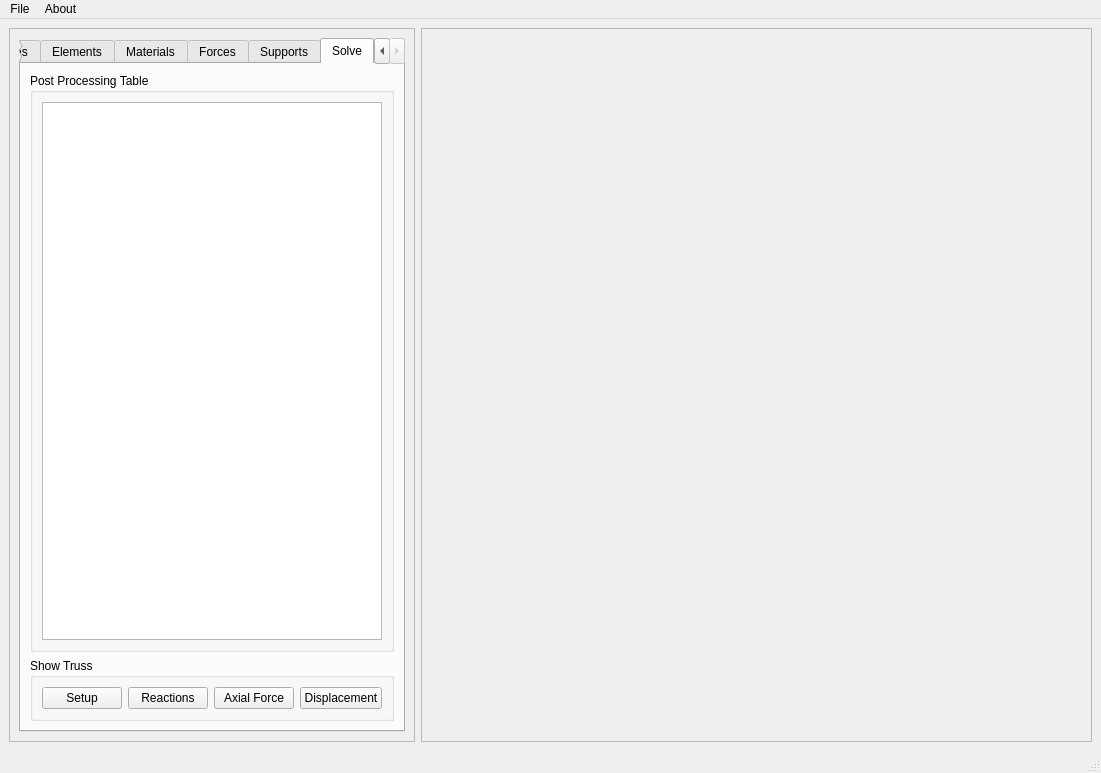
This is GUI.ui in mjamezquidilla/pysead as Qt 5 draws it before an edit. The edited form follows.
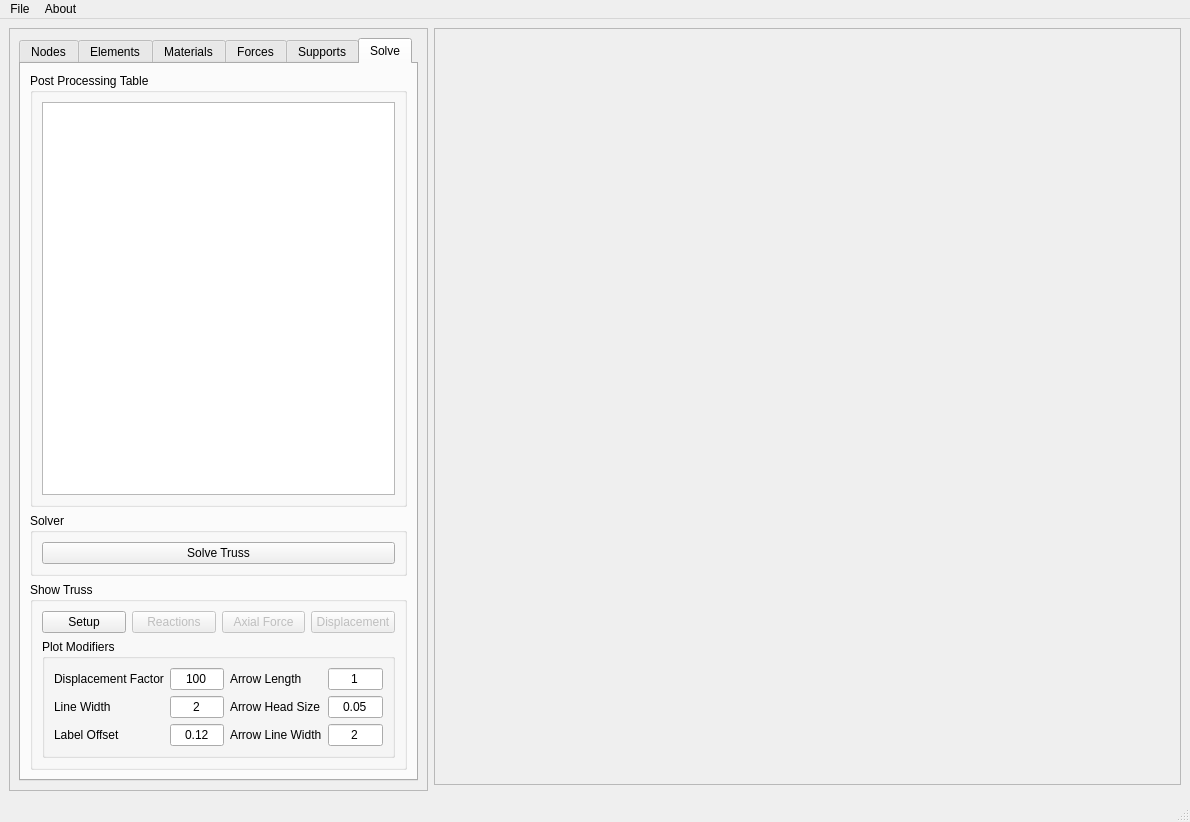
This is the edited form.

```diff
--- a/GUI.ui
+++ b/GUI.ui
@@ -6,8 +6,8 @@
    <rect>
     <x>0</x>
     <y>0</y>
-    <width>1101</width>
-    <height>773</height>
+    <width>1190</width>
+    <height>822</height>
    </rect>
   </property>
   <property name="windowTitle">
@@ -17,7 +17,7 @@
    <enum>QTabWidget::Rounded</enum>
   </property>
   <widget class="QWidget" name="centralwidget">
-   <layout class="QHBoxLayout" name="horizontalLayout" stretch="1,2">
+   <layout class="QHBoxLayout" name="horizontalLayout" stretch="1,0">
     <property name="sizeConstraint">
      <enum>QLayout::SetDefaultConstraint</enum>
     </property>
@@ -894,7 +894,7 @@
           </attribute>
           <layout class="QHBoxLayout" name="horizontalLayout_14">
            <item>
-            <layout class="QVBoxLayout" name="verticalLayout_10" stretch="2,0">
+            <layout class="QVBoxLayout" name="verticalLayout_10" stretch="10,1,0">
              <item>
               <widget class="QGroupBox" name="groupBox_12">
                <property name="title">
@@ -905,6 +905,28 @@
                  <widget class="QTableWidget" name="Post_Processing_Table">
                   <property name="alternatingRowColors">
                    <bool>true</bool>
+                  </property>
+                  <property name="selectionBehavior">
+                   <enum>QAbstractItemView::SelectRows</enum>
+                  </property>
+                  <property name="sortingEnabled">
+                   <bool>true</bool>
+                  </property>
+                 </widget>
+                </item>
+               </layout>
+              </widget>
+             </item>
+             <item>
+              <widget class="QGroupBox" name="groupBox_11">
+               <property name="title">
+                <string>Solver</string>
+               </property>
+               <layout class="QVBoxLayout" name="verticalLayout_12">
+                <item>
+                 <widget class="QPushButton" name="Solve_Truss_Button">
+                  <property name="text">
+                   <string>Solve Truss</string>
                   </property>
                  </widget>
                 </item>
@@ -934,6 +956,9 @@
                   </item>
                   <item>
                    <widget class="QPushButton" name="Reactions_Button">
+                    <property name="enabled">
+                     <bool>false</bool>
+                    </property>
                     <property name="sizePolicy">
                      <sizepolicy hsizetype="Expanding" vsizetype="Expanding">
                       <horstretch>0</horstretch>
@@ -947,6 +972,9 @@
                   </item>
                   <item>
                    <widget class="QPushButton" name="Axial_Force_Button">
+                    <property name="enabled">
+                     <bool>false</bool>
+                    </property>
                     <property name="sizePolicy">
                      <sizepolicy hsizetype="Expanding" vsizetype="Expanding">
                       <horstretch>0</horstretch>
@@ -960,6 +988,9 @@
                   </item>
                   <item>
                    <widget class="QPushButton" name="Displacement_Button">
+                    <property name="enabled">
+                     <bool>false</bool>
+                    </property>
                     <property name="sizePolicy">
                      <sizepolicy hsizetype="Expanding" vsizetype="Expanding">
                       <horstretch>0</horstretch>
@@ -973,6 +1004,121 @@
                   </item>
                  </layout>
                 </item>
+                <item>
+                 <widget class="QGroupBox" name="groupBox_14">
+                  <property name="title">
+                   <string>Plot Modifiers</string>
+                  </property>
+                  <layout class="QHBoxLayout" name="horizontalLayout_17">
+                   <item>
+                    <layout class="QGridLayout" name="gridLayout_2">
+                     <item row="0" column="0">
+                      <widget class="QLabel" name="label">
+                       <property name="text">
+                        <string>Displacement Factor</string>
+                       </property>
+                      </widget>
+                     </item>
+                     <item row="2" column="0">
+                      <widget class="QLabel" name="label_4">
+                       <property name="text">
+                        <string>Label Offset</string>
+                       </property>
+                      </widget>
+                     </item>
+                     <item row="0" column="2">
+                      <widget class="QLabel" name="label_2">
+                       <property name="text">
+                        <string>Arrow Length</string>
+                       </property>
+                      </widget>
+                     </item>
+                     <item row="0" column="1">
+                      <widget class="QLineEdit" name="Displacement_Factor_LEdit">
+                       <property name="text">
+                        <string>100</string>
+                       </property>
+                       <property name="alignment">
+                        <set>Qt::AlignCenter</set>
+                       </property>
+                      </widget>
+                     </item>
+                     <item row="1" column="2">
+                      <widget class="QLabel" name="label_5">
+                       <property name="text">
+                        <string>Arrow Head Size</string>
+                       </property>
+                      </widget>
+                     </item>
+                     <item row="1" column="1">
+                      <widget class="QLineEdit" name="Line_Width_LEdit">
+                       <property name="text">
+                        <string>2</string>
+                       </property>
+                       <property name="alignment">
+                        <set>Qt::AlignCenter</set>
+                       </property>
+                      </widget>
+                     </item>
+                     <item row="2" column="1">
+                      <widget class="QLineEdit" name="Label_Offset_LEdit">
+                       <property name="text">
+                        <string>0.12</string>
+                       </property>
+                       <property name="alignment">
+                        <set>Qt::AlignCenter</set>
+                       </property>
+                      </widget>
+                     </item>
+                     <item row="2" column="2">
+                      <widget class="QLabel" name="label_6">
+                       <property name="text">
+                        <string>Arrow Line Width</string>
+                       </property>
+                      </widget>
+                     </item>
+                     <item row="0" column="3">
+                      <widget class="QLineEdit" name="Arrow_Length_LEdit">
+                       <property name="text">
+                        <string>1</string>
+                       </property>
+                       <property name="alignment">
+                        <set>Qt::AlignCenter</set>
+                       </property>
+                      </widget>
+                     </item>
+                     <item row="1" column="0">
+                      <widget class="QLabel" name="label_3">
+                       <property name="text">
+                        <string>Line Width</string>
+                       </property>
+                      </widget>
+                     </item>
+                     <item row="1" column="3">
+                      <widget class="QLineEdit" name="Arrow_Head_Size_LEdit">
+                       <property name="text">
+                        <string>0.05</string>
+                       </property>
+                       <property name="alignment">
+                        <set>Qt::AlignCenter</set>
+                       </property>
+                      </widget>
+                     </item>
+                     <item row="2" column="3">
+                      <widget class="QLineEdit" name="Arrow_Line_Width_LEdit">
+                       <property name="text">
+                        <string>2</string>
+                       </property>
+                       <property name="alignment">
+                        <set>Qt::AlignCenter</set>
+                       </property>
+                      </widget>
+                     </item>
+                    </layout>
+                   </item>
+                  </layout>
+                 </widget>
+                </item>
                </layout>
               </widget>
              </item>
@@ -986,14 +1132,28 @@
      </widget>
     </item>
     <item>
-     <widget class="QFrame" name="Matplotlib_Frame">
-      <property name="frameShape">
-       <enum>QFrame::StyledPanel</enum>
-      </property>
-      <property name="frameShadow">
-       <enum>QFrame::Sunken</enum>
-      </property>
-     </widget>
+     <layout class="QVBoxLayout" name="verticalLayout_14" stretch="1,0">
+      <item>
+       <widget class="QFrame" name="Matplotlib_Frame">
+        <property name="frameShape">
+         <enum>QFrame::StyledPanel</enum>
+        </property>
+        <property name="frameShadow">
+         <enum>QFrame::Sunken</enum>
+        </property>
+       </widget>
+      </item>
+      <item>
+       <widget class="QFrame" name="Navigation_Frame">
+        <property name="frameShape">
+         <enum>QFrame::StyledPanel</enum>
+        </property>
+        <property name="frameShadow">
+         <enum>QFrame::Raised</enum>
+        </property>
+       </widget>
+      </item>
+     </layout>
     </item>
    </layout>
   </widget>
@@ -1002,7 +1162,7 @@
     <rect>
      <x>0</x>
      <y>0</y>
-     <width>1101</width>
+     <width>1190</width>
      <height>21</height>
     </rect>
    </property>
```
Left out of the diff: 23 changed lines with no effect on the pictures.
